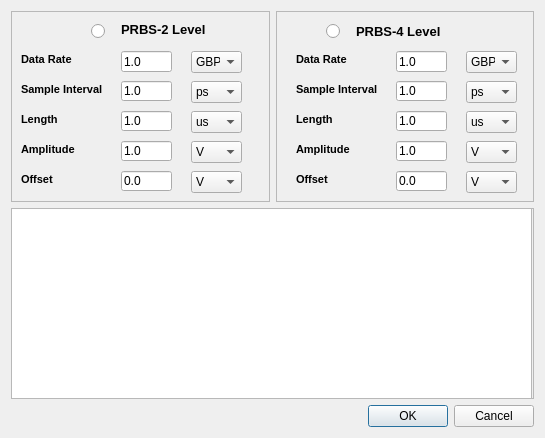
Before: the Qt Designer form excitationdialog.ui in WXY163/ezAMI, drawn with Qt 5.
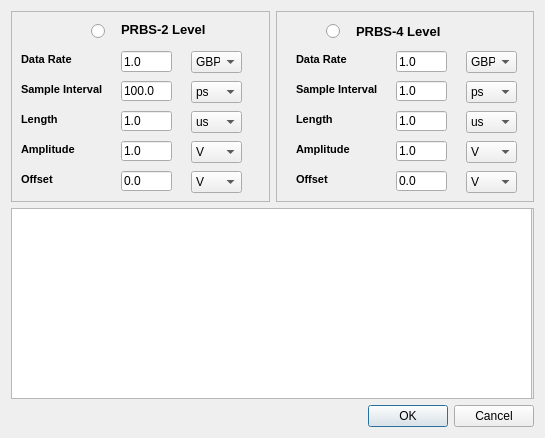
After: the same form once the commit is applied.

The edit to the form file:
```diff
--- a/excitationdialog.ui
+++ b/excitationdialog.ui
@@ -93,7 +93,7 @@
          </rect>
         </property>
         <property name="text">
-         <string>1.0</string>
+         <string>100.0</string>
         </property>
        </widget>
        <widget class="QComboBox" name="timeIntervalComboBox">
```
